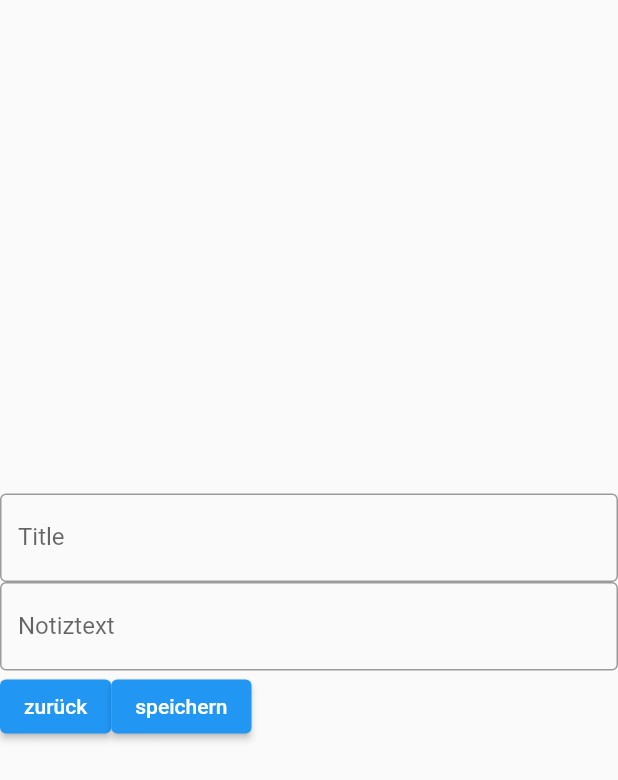
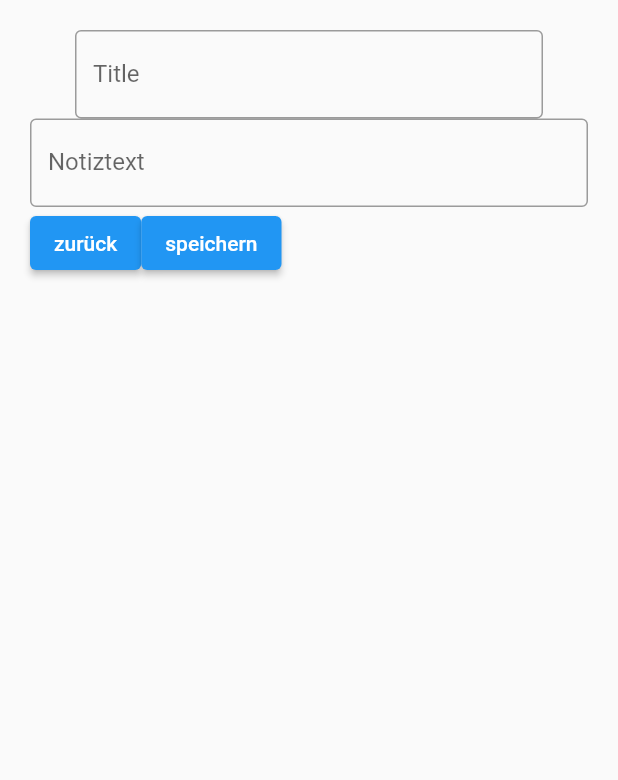
Before and after one commit to AaronLinder/notizapp, a Flutter app: the notiz screen opened by its route, on a phone screen of 412 x 824 dp. Shown: the top 780 px of the screen. Run offline on Flutter 3.47's test engine with Material 2 defaults, Android fonts, the phone set to English and light mode, and no system bars.

Commit message:
Update notiz.dart

```diff
--- a/lib/notiz.dart
+++ b/lib/notiz.dart
@@ -7,14 +7,12 @@ class notiz extends StatelessWidget {
   @override
   Widget build(BuildContext context) {
     return Scaffold(
-      body: Container(
-          alignment: Alignment.center,
+      body: Padding(
+          padding: EdgeInsets.all(20),
           child: Column(
-              mainAxisAlignment: MainAxisAlignment.center,
-              mainAxisSize: MainAxisSize.max,
               children: [
-                Align(
-                  alignment: Alignment.topCenter,
+                Padding(
+                  padding: EdgeInsets.only(left: 30, right: 30),
                   child: TextField(
                     onSubmitted: null,
                     decoration: InputDecoration(
@@ -28,8 +26,8 @@ class notiz extends StatelessWidget {
                       border: OutlineInputBorder(),
                       labelText: 'Notiztext',
                     )),
-                Align(
-                  alignment: Alignment.bottomCenter,
+                Padding(
+                  padding: EdgeInsets.only(bottom: 10),
                   child: Row(
                   children: [
                     ElevatedButton(
```
